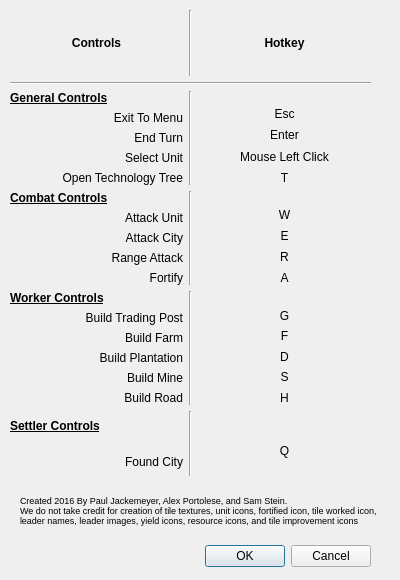
Before: the Qt Designer form ProjectHiawatha/about.ui in Alex-BusNet/ProjectHiawatha, drawn with Qt 5.
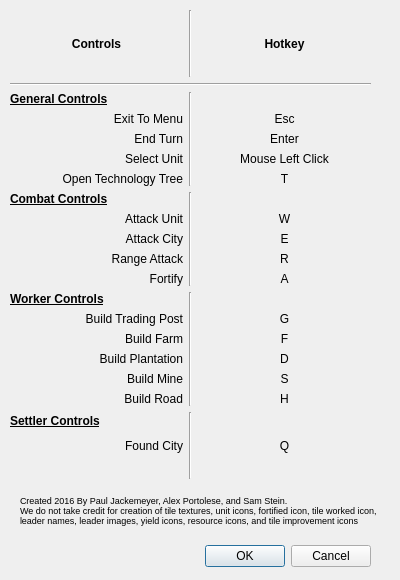
After: the same form once the commit is applied.

Patch:
```diff
--- a/ProjectHiawatha/about.ui
+++ b/ProjectHiawatha/about.ui
@@ -35,7 +35,7 @@
      <x>10</x>
      <y>10</y>
      <width>361</width>
-     <height>466</height>
+     <height>469</height>
     </rect>
    </property>
    <layout class="QVBoxLayout" name="verticalLayout">
@@ -43,6 +43,12 @@
      <layout class="QHBoxLayout" name="horizontalLayout">
       <item>
        <widget class="QLabel" name="label">
+        <property name="minimumSize">
+         <size>
+          <width>171</width>
+          <height>60</height>
+         </size>
+        </property>
         <property name="font">
          <font>
           <weight>75</weight>
@@ -66,6 +72,12 @@
       </item>
       <item>
        <widget class="QLabel" name="label_2">
+        <property name="minimumSize">
+         <size>
+          <width>171</width>
+          <height>60</height>
+         </size>
+        </property>
         <property name="font">
          <font>
           <weight>75</weight>
@@ -159,20 +171,11 @@
       <item>
        <layout class="QVBoxLayout" name="verticalLayout_7">
         <item>
-         <spacer name="verticalSpacer_3">
-          <property name="orientation">
-           <enum>Qt::Vertical</enum>
+         <widget class="QLabel" name="label_41">
+          <property name="text">
+           <string/>
           </property>
-          <property name="sizeType">
-           <enum>QSizePolicy::Fixed</enum>
-          </property>
-          <property name="sizeHint" stdset="0">
-           <size>
-            <width>20</width>
-            <height>15</height>
-           </size>
-          </property>
-         </spacer>
+         </widget>
         </item>
         <item>
          <widget class="QLabel" name="label_6">
@@ -288,20 +291,11 @@
       <item>
        <layout class="QVBoxLayout" name="verticalLayout_6">
         <item>
-         <spacer name="verticalSpacer_2">
-          <property name="orientation">
-           <enum>Qt::Vertical</enum>
+         <widget class="QLabel" name="label_40">
+          <property name="text">
+           <string/>
           </property>
-          <property name="sizeType">
-           <enum>QSizePolicy::Fixed</enum>
-          </property>
-          <property name="sizeHint" stdset="0">
-           <size>
-            <width>20</width>
-            <height>16</height>
-           </size>
-          </property>
-         </spacer>
+         </widget>
         </item>
         <item>
          <widget class="QLabel" name="label_22">
@@ -430,20 +424,11 @@
       <item>
        <layout class="QVBoxLayout" name="verticalLayout_4">
         <item>
-         <spacer name="verticalSpacer">
-          <property name="orientation">
-           <enum>Qt::Vertical</enum>
+         <widget class="QLabel" name="label_39">
+          <property name="text">
+           <string/>
           </property>
-          <property name="sizeType">
-           <enum>QSizePolicy::Fixed</enum>
-          </property>
-          <property name="sizeHint" stdset="0">
-           <size>
-            <width>20</width>
-            <height>17</height>
-           </size>
-          </property>
-         </spacer>
+         </widget>
         </item>
         <item>
          <widget class="QLabel" name="label_17">
@@ -527,6 +512,13 @@
           </property>
          </widget>
         </item>
+        <item>
+         <widget class="QLabel" name="label_36">
+          <property name="text">
+           <string/>
+          </property>
+         </widget>
+        </item>
        </layout>
       </item>
       <item>
@@ -539,20 +531,11 @@
       <item>
        <layout class="QVBoxLayout" name="verticalLayout_9">
         <item>
-         <spacer name="verticalSpacer_4">
-          <property name="orientation">
-           <enum>Qt::Vertical</enum>
+         <widget class="QLabel" name="label_37">
+          <property name="text">
+           <string/>
           </property>
-          <property name="sizeType">
-           <enum>QSizePolicy::Fixed</enum>
-          </property>
-          <property name="sizeHint" stdset="0">
-           <size>
-            <width>20</width>
-            <height>15</height>
-           </size>
-          </property>
-         </spacer>
+         </widget>
         </item>
         <item>
          <widget class="QLabel" name="label_35">
@@ -564,6 +547,13 @@
           </property>
          </widget>
         </item>
+        <item>
+         <widget class="QLabel" name="label_38">
+          <property name="text">
+           <string/>
+          </property>
+         </widget>
+        </item>
        </layout>
       </item>
      </layout>
```
